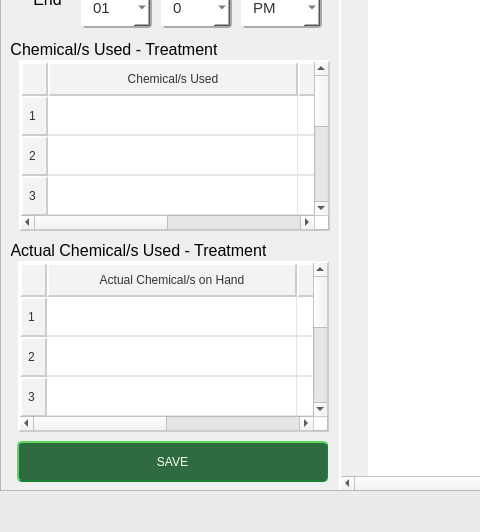
Qt form qt/dashboard.ui (Eorico/RionnPest_Frontend) before a commit; both pictures show x 0 to 480 and y 364 to 896 of the 1126 by 896 pixel window.
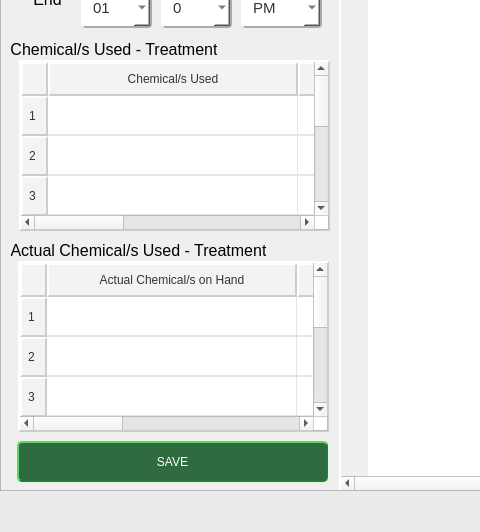
The same form after that commit. Icons and pictures are not drawn.

Commit message: update: seperate the logic from the window of login

What changed in the file:
```diff
--- a/qt/dashboard.ui
+++ b/qt/dashboard.ui
@@ -1345,6 +1345,11 @@
         <string>Quantity</string>
        </property>
       </column>
+      <column>
+       <property name="text">
+        <string>Remarks</string>
+       </property>
+      </column>
       <item row="0" column="0">
        <property name="text">
         <string/>
@@ -2129,6 +2134,11 @@
         <string>Quantity</string>
        </property>
       </column>
+      <column>
+       <property name="text">
+        <string>Remarks</string>
+       </property>
+      </column>
       <item row="0" column="0">
        <property name="text">
         <string/>
```
The commit also changes 3 other files.
